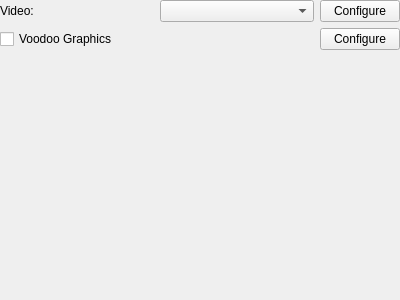
86Box/86Box, file src/qt/qt_settingsdisplay.ui: the form before one commit.
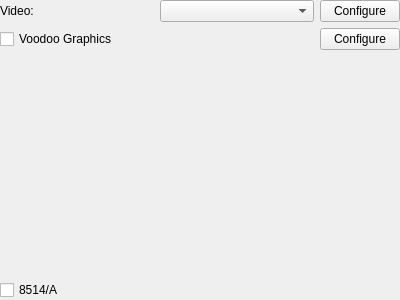
The form after the commit.

Patch:
```diff
--- a/src/qt/qt_settingsdisplay.ui
+++ b/src/qt/qt_settingsdisplay.ui
@@ -63,6 +63,13 @@
      </property>
     </widget>
    </item>
+   <item row="3" column="0" colspan="2">
+    <widget class="QCheckBox" name="checkBox8514">
+     <property name="text">
+      <string>8514/A</string>
+     </property>
+    </widget>
+   </item>
    <item row="2" column="0">
     <spacer name="verticalSpacer">
      <property name="orientation">
```
